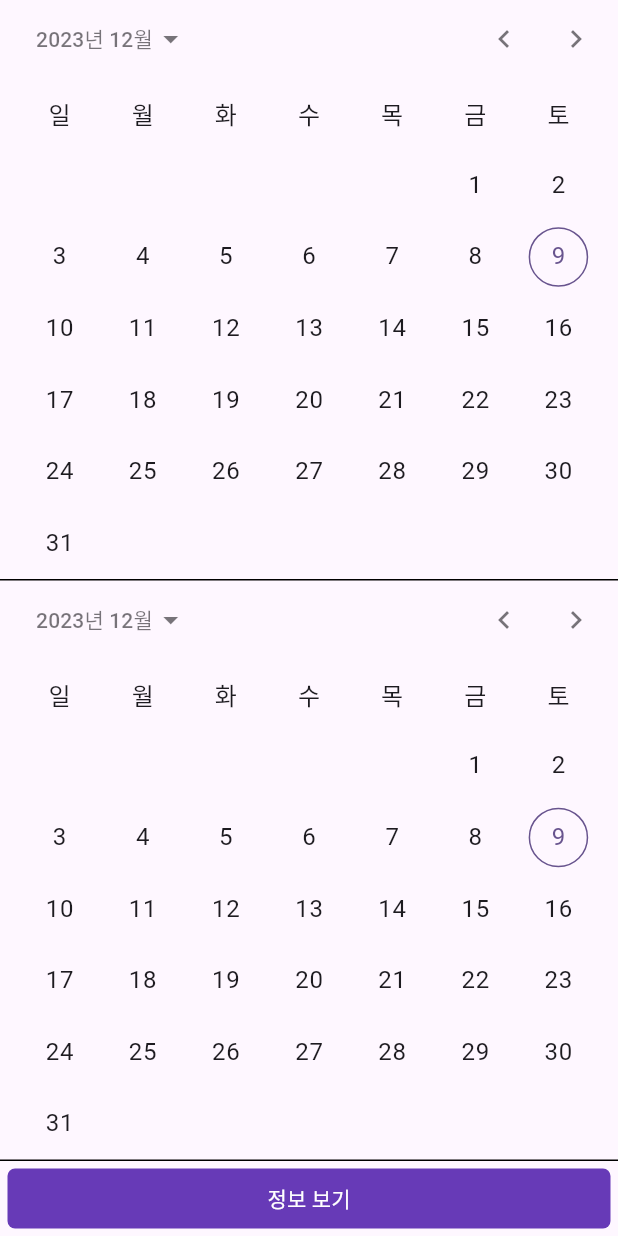
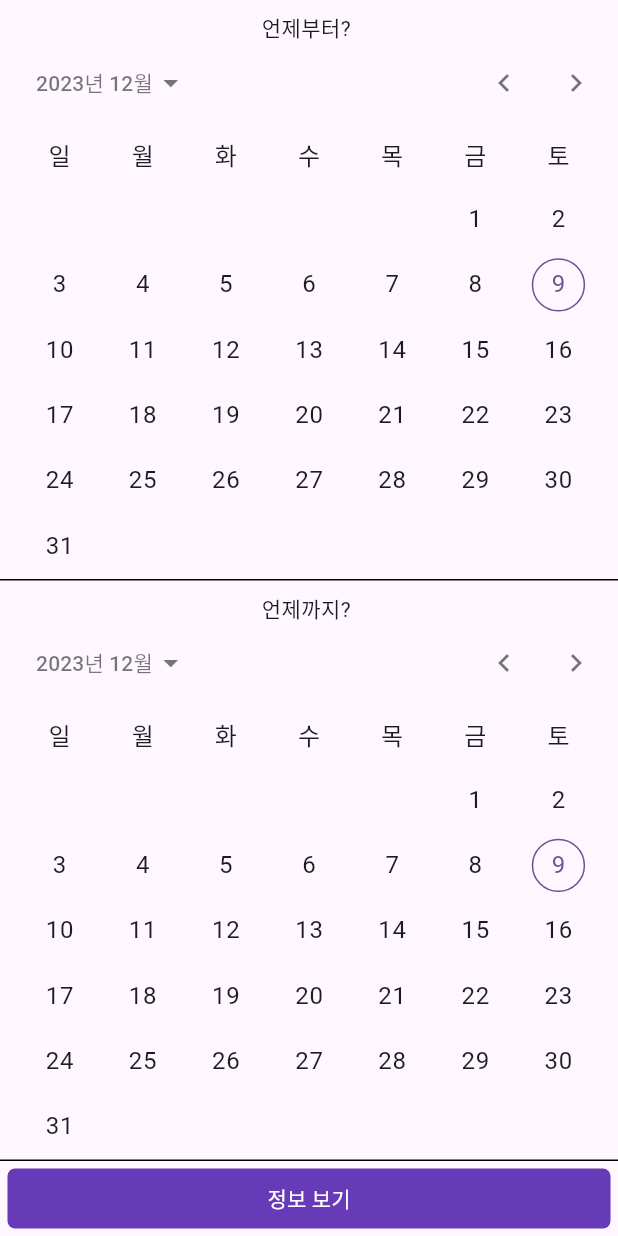
Before and after one commit to emotionalboySY/inside_maple, a Flutter app: the ContentBottom2DateRangePicker widget shown alone on an empty page, opened directly, on a phone screen of 412 x 824 dp. Run offline on Flutter 3.47's test engine with Material 3 defaults, Android fonts, the phone set to English and light mode, and no system bars; drawn by our look-alikes of calendar_date_picker2, oktoast; our stand-ins replace animated_toggle_switch, extended_image, get, hive, loading_animation_widget, logger; missing offline and left inert: window_manager, window_size; accounts and stored records are empty; Roboto replaces fonts that are missing (Pretendard); statements that could not run were skipped.

Commit message:
feat: add button action on boss List, add date viewer on datepicker and functions

```diff
--- a/lib/pages_single_feature/page_2_view_boss_record/content_bottom_2_date_range_picker.dart
+++ b/lib/pages_single_feature/page_2_view_boss_record/content_bottom_2_date_range_picker.dart
@@ -19,11 +19,38 @@ class ContentBottom2DateRangePicker extends StatelessWidget {
       mainAxisAlignment: MainAxisAlignment.start,
       children: [
         Expanded(
-          child: Center(
+          child: Column(
+            children: [
+              Padding(
+                padding: const EdgeInsets.only(top: 8.0),
+                child: Obx(
+                  () => Row(
+                    mainAxisAlignment: MainAxisAlignment.center,
+                    children: [
+                      const Text(
+                        "언제부터? ",
+                        style: TextStyle(
+                          fontSize: 14,
+                        ),
+                      ),
+                      if (recordManageController.startDate.isNotEmpty)
+                        Text(
+                          "${recordManageController.startDate[0]!.year}년 ${recordManageController.startDate[0]!.month}월 ${recordManageController.startDate[0]!.day}일",
+                          style: const TextStyle(
+                            fontSize: 14,
+                            fontWeight: FontWeight.bold,
+                          ),
+                        ),
+                    ],
+                  ),
+                ),
+              ),
+              Expanded(
                 child: Obx(
                   () => CalendarDatePicker2(
                     config: CalendarDatePicker2Config(
                       calendarType: CalendarDatePicker2Type.single,
+                      lastDate: DateTime.now(),
                     ),
                     value: recordManageController.startDate,
                     onValueChanged: (value) {
@@ -32,14 +59,43 @@ class ContentBottom2DateRangePicker extends StatelessWidget {
                   ),
                 ),
               ),
+            ],
+          ),
         ),
         separator(axis: Axis.horizontal),
         Expanded(
-          child: Center(
+          child: Column(
+            children: [
+              Padding(
+                padding: const EdgeInsets.only(top: 8.0),
+                child: Obx(
+                  () => Row(
+                    mainAxisAlignment: MainAxisAlignment.center,
+                    children: [
+                      const Text(
+                        "언제까지? ",
+                        style: TextStyle(
+                          fontSize: 14,
+                        ),
+                      ),
+                      if (recordManageController.endDate.isNotEmpty)
+                        Text(
+                          "${recordManageController.endDate[0]!.year}년 ${recordManageController.endDate[0]!.month}월 ${recordManageController.endDate[0]!.day}일",
+                          style: const TextStyle(
+                            fontSize: 14,
+                            fontWeight: FontWeight.bold,
+                          ),
+                        ),
+                    ],
+                  ),
+                ),
+              ),
+              Expanded(
                 child: Obx(
                   () => CalendarDatePicker2(
                     config: CalendarDatePicker2Config(
                       calendarType: CalendarDatePicker2Type.single,
+                      lastDate: DateTime.now(),
                     ),
                     value: recordManageController.endDate,
                     onValueChanged: (value) {
@@ -47,6 +103,8 @@ class ContentBottom2DateRangePicker extends StatelessWidget {
                     },
                   ),
                 ),
+              ),
+            ],
           ),
         ),
         separator(axis: Axis.horizontal),
```
Also changed, not shown: lib/controllers/record_manage_2_controller.dart (+36 -17 lines), lib/pages_single_feature/page_2_view_boss_record/content_bottom_2_boss_list.dart (+23 -24 lines). Lines whose indentation alone changed are shown as unchanged.
